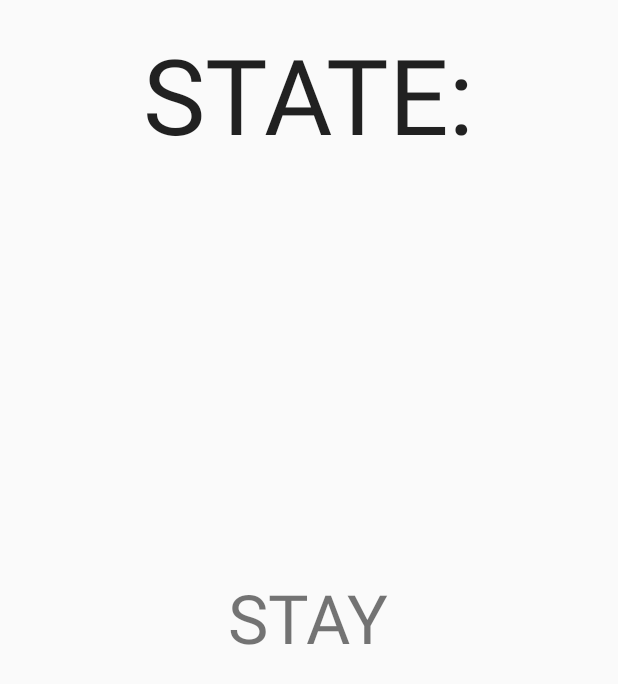
After one commit to martog/HackFMI6, an Android app: the layout accelerometer_main.xml on its own in the app's theme, with its tools: preview values and no code run, on a phone screen of 412 x 824 dp. The commit adds this screen. Shown: the top 684 px of the screen. Run offline under Robolectric (Android 15) with nearby library versions, the phone set to English and light mode, and no system bars.

Commit message:
adding accelerometer

```diff
--- /dev/null
+++ b/app/src/main/res/layout/accelerometer_main.xml
@@ -0,0 +1,27 @@
+<?xml version="1.0" encoding="utf-8"?>
+<RelativeLayout xmlns:android="http://schemas.android.com/apk/res/android"
+    xmlns:tools="http://schemas.android.com/tools" android:layout_width="match_parent"
+    android:layout_height="match_parent" android:paddingLeft="@dimen/activity_horizontal_margin"
+    android:paddingRight="@dimen/activity_horizontal_margin"
+    android:paddingTop="@dimen/activity_vertical_margin"
+    android:paddingBottom="@dimen/activity_vertical_margin" tools:context=".MainActivity">
+
+    <TextView
+        android:layout_width="wrap_content"
+        android:layout_height="wrap_content"
+        android:textAppearance="?android:attr/textAppearanceLarge"
+        android:text="STATE:"
+        android:id="@+id/textView"
+        android:textSize="70dp"
+        android:layout_alignParentTop="true"
+        android:layout_centerHorizontal="true" />
+
+    <TextView
+        android:layout_width="wrap_content"
+        android:layout_height="wrap_content"
+        android:id="@+id/state"
+        android:layout_centerVertical="true"
+        android:layout_centerHorizontal="true"
+        android:text="STAY"
+        android:textSize="45dp" />
+</RelativeLayout>
```
Also changed, not shown: app/src/main/AndroidManifest.xml (+9 -4 lines), app/src/main/java/com/example/cripz/bluetoothrccarcontroller/Accelerometer.java (added, +86 -0 lines), app/src/main/java/com/example/cripz/bluetoothrccarcontroller/Main.java (+30 -3 lines), app/src/main/java/com/example/cripz/bluetoothrccarcontroller/MainControl.java (+17 -1 lines), app/src/main/res/layout/control_main.xml (+7 -0 lines), 2 other files.
